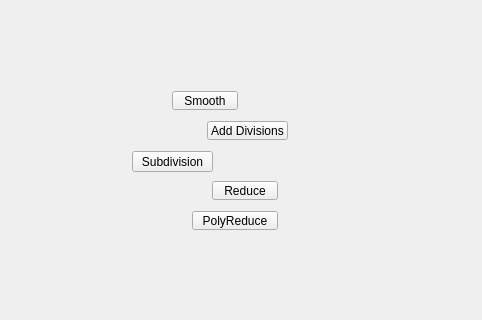
Old version of the form tentacle/ui/subdivision#submenu.ui in the repository m3trik/tentacle; both pictures show x 118 to 600 and y 139 to 459 of the 600 by 600 pixel window.
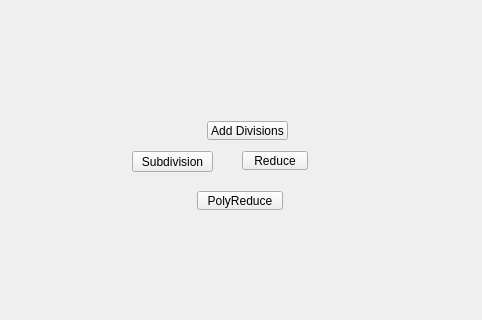
New version of the form.

```diff
--- a/tentacle/ui/subdivision#submenu.ui
+++ b/tentacle/ui/subdivision#submenu.ui
@@ -90,8 +90,8 @@
     </property>
     <property name="geometry">
      <rect>
-      <x>310</x>
-      <y>350</y>
+      <x>315</x>
+      <y>330</y>
       <width>86</width>
       <height>19</height>
      </rect>
@@ -115,37 +115,6 @@
      </size>
     </property>
    </widget>
-   <widget class="QPushButton" name="b009">
-    <property name="enabled">
-     <bool>true</bool>
-    </property>
-    <property name="geometry">
-     <rect>
-      <x>290</x>
-      <y>230</y>
-      <width>66</width>
-      <height>19</height>
-     </rect>
-    </property>
-    <property name="maximumSize">
-     <size>
-      <width>111</width>
-      <height>19</height>
-     </size>
-    </property>
-    <property name="toolTip">
-     <string>Smooth modifier</string>
-    </property>
-    <property name="text">
-     <string>Smooth</string>
-    </property>
-    <property name="iconSize">
-     <size>
-      <width>18</width>
-      <height>18</height>
-     </size>
-    </property>
-   </widget>
    <widget class="QPushButton" name="b008">
     <property name="enabled">
      <bool>true</bool>
@@ -220,8 +189,8 @@
     </property>
     <property name="geometry">
      <rect>
-      <x>330</x>
-      <y>320</y>
+      <x>360</x>
+      <y>290</y>
       <width>66</width>
       <height>19</height>
      </rect>
```
